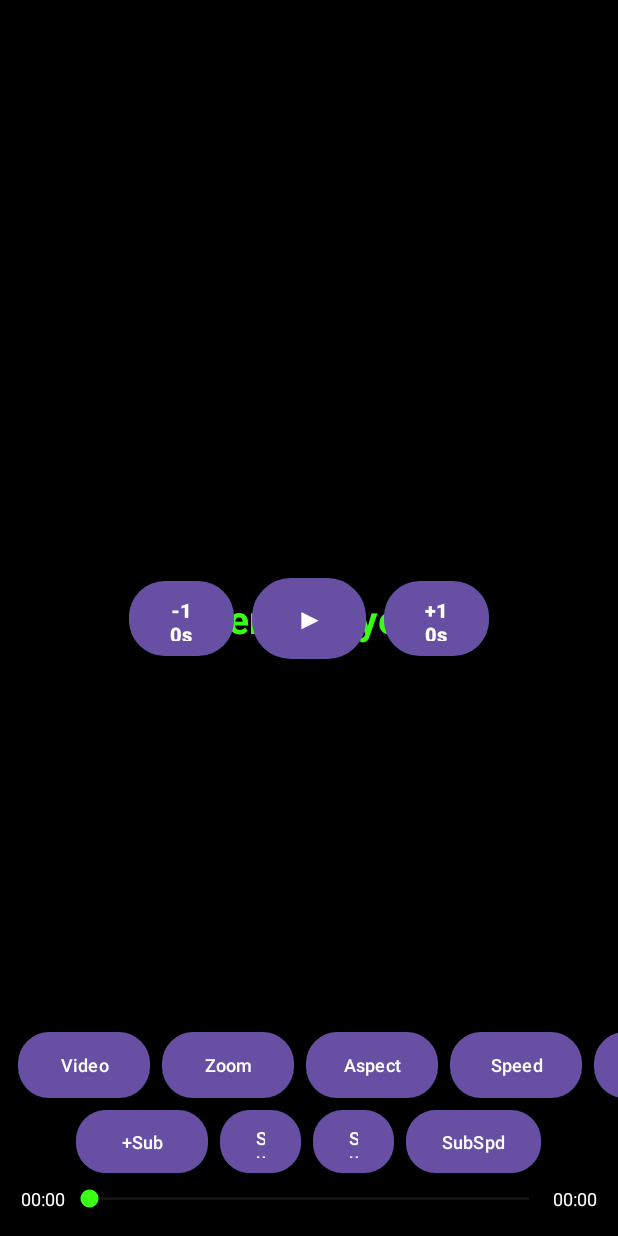
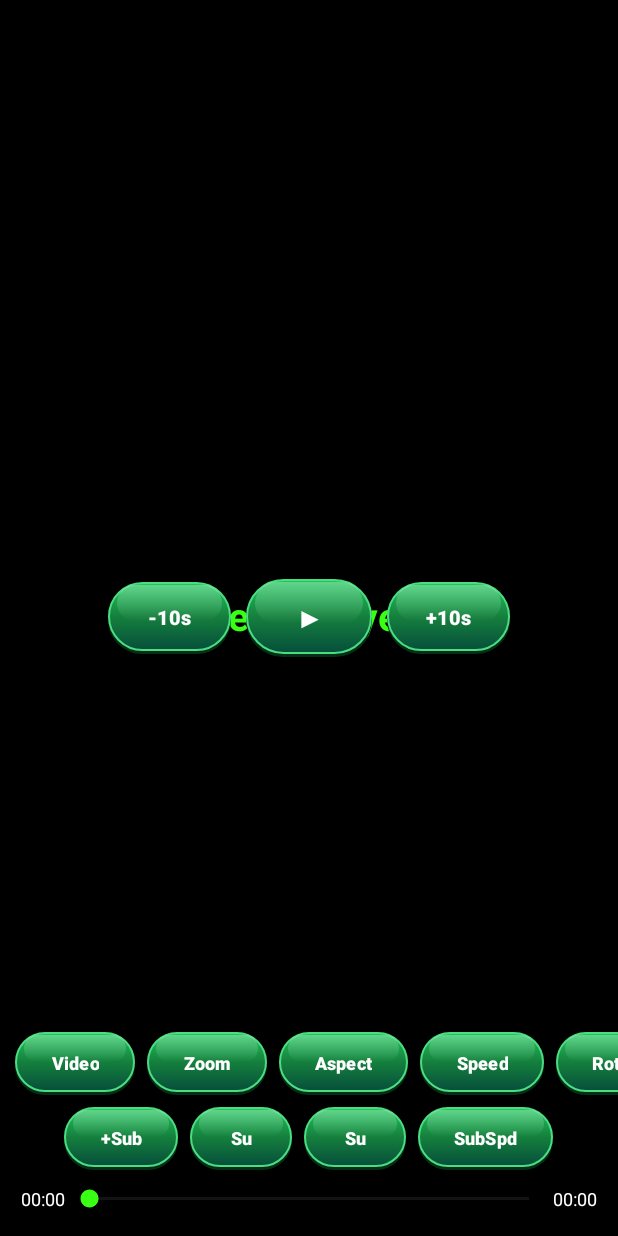
Before and after one commit to pathumlindula-byte/Myplayer, an Android app: the screen it shows after launch (PlayerActivity), on a phone screen of 412 x 824 dp. Run offline under Robolectric (Android 15) with nearby library versions, the phone set to English and light mode, and no system bars.

Commit message:
Update activity_player.xml

```diff
--- a/app/src/main/res/layout/activity_player.xml
+++ b/app/src/main/res/layout/activity_player.xml
@@ -32,6 +32,8 @@
             android:id="@+id/tvBrandTitle"
             android:layout_width="wrap_content"
             android:layout_height="wrap_content"
+            android:includeFontPadding="false"
+            android:maxLines="1"
             android:text="Zeno Player"
             android:textColor="#39FF14"
             android:textSize="26sp"
@@ -45,8 +47,8 @@
         android:layout_height="wrap_content"
         android:gravity="center"
         android:orientation="horizontal"
-        android:paddingStart="16dp"
-        android:paddingEnd="16dp"
+        android:paddingStart="12dp"
+        android:paddingEnd="12dp"
         app:layout_constraintBottom_toBottomOf="parent"
         app:layout_constraintEnd_toEndOf="parent"
         app:layout_constraintStart_toStartOf="parent"
@@ -54,35 +56,50 @@
 
         <Button
             android:id="@+id/btnRewind10"
-            android:layout_width="70dp"
-            android:layout_height="50dp"
-            android:layout_marginEnd="12dp"
+            android:layout_width="82dp"
+            android:layout_height="48dp"
+            android:layout_marginEnd="10dp"
             android:background="@drawable/bg_green_3d_capsule"
+            android:includeFontPadding="false"
+            android:maxLines="1"
+            android:paddingStart="8dp"
+            android:paddingEnd="8dp"
             android:text="-10s"
             android:textColor="#FFFFFF"
             android:textSize="13sp"
-            android:textStyle="bold" />
+            android:textStyle="bold"
+            app:backgroundTint="@null" />
 
         <Button
             android:id="@+id/btnPlayPause"
-            android:layout_width="76dp"
-            android:layout_height="54dp"
-            android:layout_marginEnd="12dp"
+            android:layout_width="84dp"
+            android:layout_height="52dp"
+            android:layout_marginEnd="10dp"
             android:background="@drawable/bg_green_3d_capsule"
+            android:includeFontPadding="false"
+            android:maxLines="1"
+            android:paddingStart="8dp"
+            android:paddingEnd="8dp"
             android:text="▶"
             android:textColor="#FFFFFF"
             android:textSize="18sp"
-            android:textStyle="bold" />
+            android:textStyle="bold"
+            app:backgroundTint="@null" />
 
         <Button
             android:id="@+id/btnForward10"
-            android:layout_width="70dp"
-            android:layout_height="50dp"
+            android:layout_width="82dp"
+            android:layout_height="48dp"
             android:background="@drawable/bg_green_3d_capsule"
+            android:includeFontPadding="false"
+            android:maxLines="1"
+            android:paddingStart="8dp"
+            android:paddingEnd="8dp"
             android:text="+10s"
             android:textColor="#FFFFFF"
             android:textSize="13sp"
-            android:textStyle="bold" />
+            android:textStyle="bold"
+            app:backgroundTint="@null" />
 
     </LinearLayout>
 
@@ -92,7 +109,7 @@
         android:layout_height="wrap_content"
         android:layout_marginStart="20dp"
         android:layout_marginEnd="20dp"
-        android:layout_marginBottom="16dp"
+        android:layout_marginBottom="14dp"
         android:background="#88000000"
         android:gravity="center"
         android:padding="8dp"
@@ -109,6 +126,7 @@
         android:layout_width="0dp"
         android:layout_height="wrap_content"
         android:layout_marginBottom="8dp"
+        android:fillViewport="true"
         android:scrollbars="none"
         app:layout_constraintBottom_toTopOf="@+id/subActionRow"
         app:layout_constraintEnd_toEndOf="parent"
@@ -117,69 +135,94 @@
         <LinearLayout
             android:layout_width="wrap_content"
             android:layout_height="wrap_content"
-            android:gravity="center_vertical"
+            android:gravity="center"
             android:orientation="horizontal"
-            android:paddingStart="12dp"
-            android:paddingEnd="12dp">
+            android:paddingStart="10dp"
+            android:paddingEnd="10dp">
 
             <Button
                 android:id="@+id/btnOpenVideo"
                 android:layout_width="wrap_content"
-                android:layout_height="44dp"
+                android:layout_height="42dp"
                 android:layout_marginEnd="8dp"
                 android:background="@drawable/bg_green_3d_capsule"
-                android:paddingStart="14dp"
-                android:paddingEnd="14dp"
+                android:includeFontPadding="false"
+                android:maxLines="1"
+                android:minWidth="68dp"
+                android:paddingStart="12dp"
+                android:paddingEnd="12dp"
                 android:text="Video"
                 android:textColor="#FFFFFF"
-                android:textSize="12sp" />
+                android:textSize="12sp"
+                android:textStyle="bold"
+                app:backgroundTint="@null" />
 
             <Button
                 android:id="@+id/btnZoom"
                 android:layout_width="wrap_content"
-                android:layout_height="44dp"
+                android:layout_height="42dp"
                 android:layout_marginEnd="8dp"
                 android:background="@drawable/bg_green_3d_capsule"
-                android:paddingStart="14dp"
-                android:paddingEnd="14dp"
+                android:includeFontPadding="false"
+                android:maxLines="1"
+                android:minWidth="66dp"
+                android:paddingStart="12dp"
+                android:paddingEnd="12dp"
                 android:text="Zoom"
                 android:textColor="#FFFFFF"
-                android:textSize="12sp" />
+                android:textSize="12sp"
+                android:textStyle="bold"
+                app:backgroundTint="@null" />
 
             <Button
                 android:id="@+id/btnAspect"
                 android:layout_width="wrap_content"
-                android:layout_height="44dp"
+                android:layout_height="42dp"
                 android:layout_marginEnd="8dp"
                 android:background="@drawable/bg_green_3d_capsule"
-                android:paddingStart="14dp"
-                android:paddingEnd="14dp"
+                android:includeFontPadding="false"
+                android:maxLines="1"
+                android:minWidth="70dp"
+                android:paddingStart="12dp"
+                android:paddingEnd="12dp"
                 android:text="Aspect"
                 android:textColor="#FFFFFF"
-                android:textSize="12sp" />
+                android:textSize="12sp"
+                android:textStyle="bold"
+                app:backgroundTint="@null" />
 
             <Button
                 android:id="@+id/btnSpeed"
                 android:layout_width="wrap_content"
-                android:layout_height="44dp"
+                android:layout_height="42dp"
                 android:layout_marginEnd="8dp"
                 android:background="@drawable/bg_green_3d_capsule"
-                android:paddingStart="14dp"
-                android:paddingEnd="14dp"
+                android:includeFontPadding="false"
+                android:maxLines="1"
+                android:minWidth="68dp"
+                android:paddingStart="12dp"
+                android:paddingEnd="12dp"
                 android:text="Speed"
                 android:textColor="#FFFFFF"
-                android:textSize="12sp" />
+                android:textSize="12sp"
+                android:textStyle="bold"
+                app:backgroundTint="@null" />
 
             <Button
                 android:id="@+id/btnRotate"
                 android:layout_width="wrap_content"
-                android:layout_height="44dp"
+                android:layout_height="42dp"
                 android:background="@drawable/bg_green_3d_capsule"
-                android:paddingStart="14dp"
-                android:paddingEnd="14dp"
+                android:includeFontPadding="false"
+                android:maxLines="1"
+                android:minWidth="68dp"
+                android:paddingStart="12dp"
+                android:paddingEnd="12dp"
                 android:text="Rotate"
                 android:textColor="#FFFFFF"
-                android:textSize="12sp" />
+                android:textSize="12sp"
+                android:textStyle="bold"
+                app:backgroundTint="@null" />
 
         </LinearLayout>
     </HorizontalScrollView>
@@ -188,11 +231,11 @@
         android:id="@+id/subActionRow"
         android:layout_width="0dp"
         android:layout_height="wrap_content"
-        android:layout_marginBottom="8dp"
+        android:layout_marginBottom="10dp"
         android:gravity="center"
         android:orientation="horizontal"
-        android:paddingStart="12dp"
-        android:paddingEnd="12dp"
+        android:paddingStart="10dp"
+        android:paddingEnd="10dp"
         app:layout_constraintBottom_toTopOf="@+id/seekRow"
         app:layout_constraintEnd_toEndOf="parent"
         app:layout_constraintStart_toStartOf="parent">
@@ -203,42 +246,64 @@
             android:layout_height="42dp"
             android:layout_marginEnd="8dp"
             android:background="@drawable/bg_green_3d_capsule"
+            android:includeFontPadding="false"
+            android:maxLines="1"
+            android:minWidth="64dp"
             android:paddingStart="12dp"
             android:paddingEnd="12dp"
             android:text="+Sub"
             android:textColor="#FFFFFF"
-            android:textSize="12sp" />
+            android:textSize="12sp"
+            android:textStyle="bold"
+            app:backgroundTint="@null" />
 
         <Button
             android:id="@+id/btnSubSyncMinus"
-            android:layout_width="54dp"
+            android:layout_width="68dp"
             android:layout_height="42dp"
             android:layout_marginEnd="8dp"
             android:background="@drawable/bg_green_3d_capsule"
+            android:includeFontPadding="false"
+            android:maxLines="1"
+            android:paddingStart="8dp"
+            android:paddingEnd="8dp"
             android:text="Sub-"
             android:textColor="#FFFFFF"
-            android:textSize="12sp" />
+            android:textSize="12sp"
+            android:textStyle="bold"
+            app:backgroundTint="@null" />
 
         <Button
             android:id="@+id/btnSubSyncPlus"
-            android:layout_width="54dp"
+            android:layout_width="68dp"
             android:layout_height="42dp"
             android:layout_marginEnd="8dp"
             android:background="@drawable/bg_green_3d_capsule"
+            android:includeFontPadding="false"
+            android:maxLines="1"
+            android:paddingStart="8dp"
+            android:paddingEnd="8dp"
             android:text="Sub+"
             android:textColor="#FFFFFF"
-            android:textSize="12sp" />
+            android:textSize="12sp"
+            android:textStyle="bold"
+            app:backgroundTint="@null" />
 
         <Button
             android:id="@+id/btnSubSpeed"
             android:layout_width="wrap_content"
             android:layout_height="42dp"
             android:background="@drawable/bg_green_3d_capsule"
+            android:includeFontPadding="false"
+            android:maxLines="1"
+            android:minWidth="74dp"
             android:paddingStart="12dp"
             android:paddingEnd="12dp"
             android:text="SubSpd"
             android:textColor="#FFFFFF"
-            android:textSize="12sp" />
+            android:textSize="12sp"
+            android:textStyle="bold"
+            app:backgroundTint="@null" />
 
     </LinearLayout>
 
@@ -259,6 +324,7 @@
             android:id="@+id/tvCurrentTime"
             android:layout_width="wrap_content"
             android:layout_height="wrap_content"
+            android:maxLines="1"
             android:text="00:00"
             android:textColor="#FFFFFF"
             android:textSize="12sp" />
@@ -276,6 +342,7 @@
             android:id="@+id/tvTotalTime"
             android:layout_width="wrap_content"
             android:layout_height="wrap_content"
+            android:maxLines="1"
             android:text="00:00"
             android:textColor="#FFFFFF"
             android:textSize="12sp" />
```
